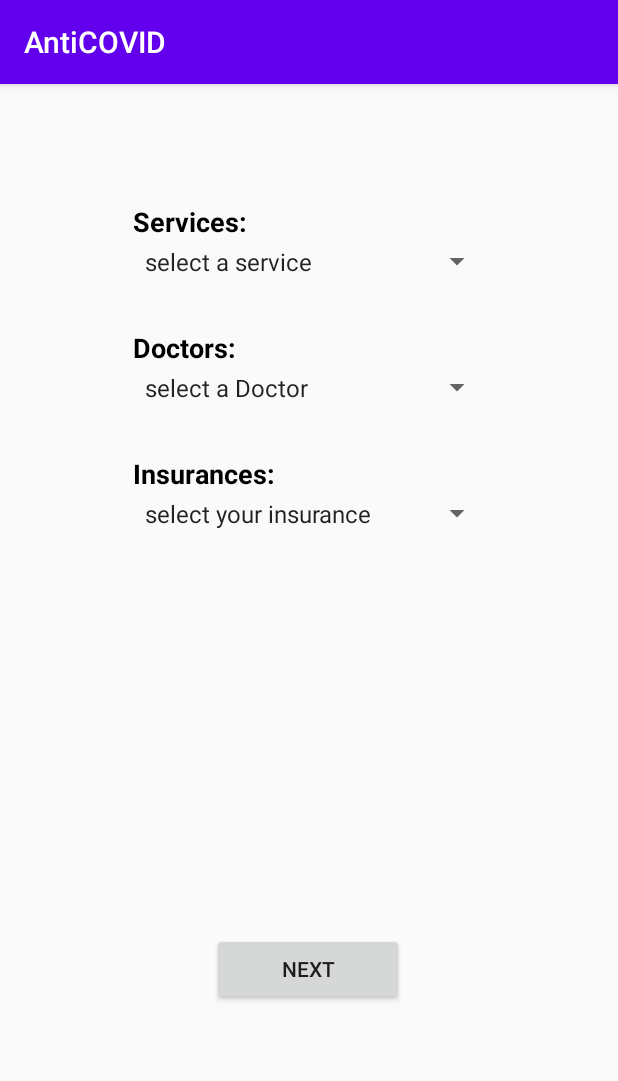
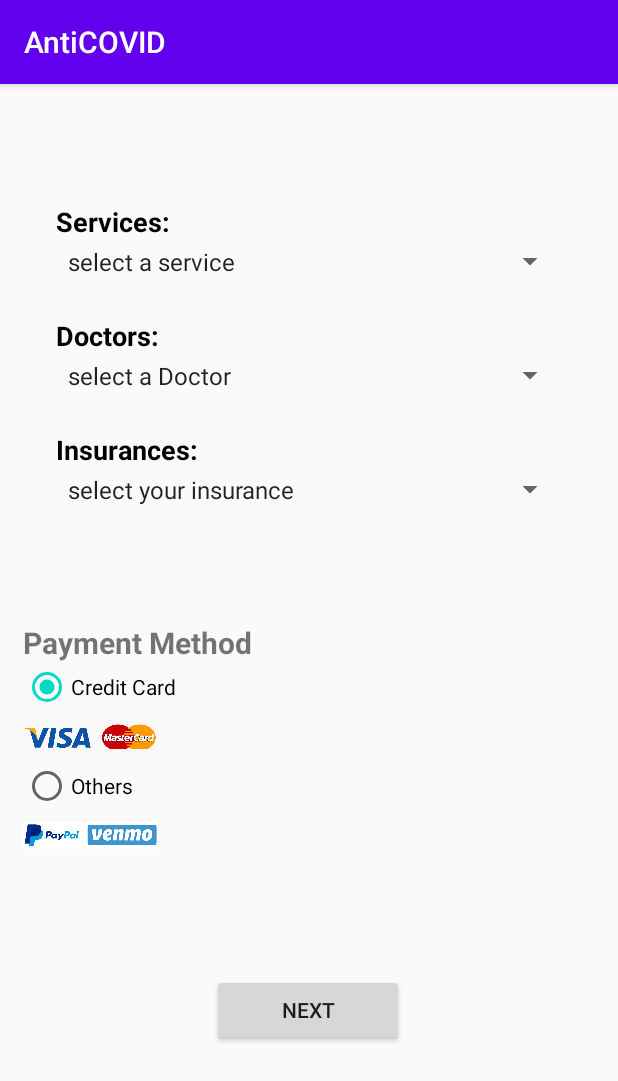
Before and after one commit to changer666666/Anti-COVID, an Android app: the screen it shows after launch once a user with an empty profile is signed in (SecondActivity), on a phone screen of 412 x 824 dp. Shown: the top 1081 px of the screen. Run offline under Robolectric (Android 15) with nearby library versions, the phone set to English and light mode, and no system bars; our stand-ins replace Firebase (no records; nobody signed in at launch, a user with empty details on screens opened directly).

Commit message:
move payment info to second activity

```diff
--- /dev/null
+++ b/android/app/src/main/res/drawable/back.xml
@@ -0,0 +1,5 @@
+<?xml version="1.0" encoding="utf-8"?>
+<shape xmlns:android="http://schemas.android.com/apk/res/android" android:shape="rectangle" >
+    <solid android:color="@android:color/white" />
+    <stroke android:width="1dip" android:color="#4fa5d5"/>
+</shape>
--- a/android/app/src/main/res/layout/second_activity.xml
+++ b/android/app/src/main/res/layout/second_activity.xml
@@ -17,11 +17,11 @@
         app:layout_constraintHorizontal_bias="0.498"
         app:layout_constraintStart_toStartOf="parent"
         app:layout_constraintTop_toTopOf="parent"
-        app:layout_constraintVertical_bias="0.786" />
+        app:layout_constraintVertical_bias="0.824" />
 
     <TextView
         android:id="@+id/textView2"
-        android:layout_width="240dp"
+        android:layout_width="340dp"
         android:layout_height="26dp"
         android:text="Services:"
         android:textColor="#000000"
@@ -36,34 +36,35 @@
 
     <TextView
         android:id="@+id/textView3"
-        android:layout_width="240dp"
+        android:layout_width="340dp"
         android:layout_height="26dp"
-        android:layout_marginTop="32dp"
+        android:layout_marginTop="24dp"
         android:text="Doctors:"
         android:textColor="#000000"
         android:textSize="18sp"
         android:textStyle="bold"
         app:layout_constraintEnd_toEndOf="@+id/spinner1"
+        app:layout_constraintHorizontal_bias="0.0"
         app:layout_constraintStart_toStartOf="@+id/spinner1"
         app:layout_constraintTop_toBottomOf="@+id/spinner1" />
 
     <TextView
         android:id="@+id/textView4"
-        android:layout_width="240dp"
+        android:layout_width="340dp"
         android:layout_height="26dp"
-        android:layout_marginTop="32dp"
+        android:layout_marginTop="24dp"
         android:text="Insurances:"
         android:textColor="#000000"
         android:textSize="18sp"
         android:textStyle="bold"
         app:layout_constraintEnd_toEndOf="@+id/spinner2"
-        app:layout_constraintHorizontal_bias="1.0"
+        app:layout_constraintHorizontal_bias="0.0"
         app:layout_constraintStart_toStartOf="@+id/spinner2"
         app:layout_constraintTop_toBottomOf="@+id/spinner2" />
 
     <Spinner
         android:id="@+id/spinner1"
-        android:layout_width="240dp"
+        android:layout_width="340dp"
         android:layout_height="26dp"
         app:layout_constraintEnd_toEndOf="@+id/textView2"
         app:layout_constraintStart_toStartOf="@+id/textView2"
@@ -71,7 +72,7 @@
 
     <Spinner
         android:id="@+id/spinner2"
-        android:layout_width="240dp"
+        android:layout_width="340dp"
         android:layout_height="26dp"
         app:layout_constraintEnd_toEndOf="@+id/textView3"
         app:layout_constraintStart_toStartOf="@+id/textView3"
@@ -79,9 +80,49 @@
 
     <Spinner
         android:id="@+id/spinner3"
-        android:layout_width="240dp"
+        android:layout_width="340dp"
         android:layout_height="26dp"
         app:layout_constraintEnd_toEndOf="@+id/textView4"
         app:layout_constraintStart_toStartOf="@+id/textView4"
         app:layout_constraintTop_toBottomOf="@+id/textView4" />
+
+    <RadioGroup
+        android:id="@+id/radio_group"
+        android:layout_width="match_parent"
+        android:layout_height="wrap_content"
+        android:padding="15dp"
+        app:layout_constraintBottom_toTopOf="@+id/button3"
+        app:layout_constraintTop_toBottomOf="@+id/spinner3"
+        tools:layout_editor_absoluteX="0dp">
+
+        <TextView
+            android:id="@+id/title"
+            android:layout_width="match_parent"
+            android:layout_height="wrap_content"
+            android:text="Payment Method"
+            android:textSize="20sp"
+            android:textStyle="bold" />
+
+        <RadioButton
+            android:id="@+id/buCredit"
+            android:layout_width="wrap_content"
+            android:layout_height="wrap_content"
+            android:text="Credit Card" />
+
+        <ImageView
+            android:layout_width="90dp"
+            android:layout_height="34dp"
+            android:src="@drawable/creditlogo" />
+
+        <RadioButton
+            android:id="@+id/buOthers"
+            android:layout_width="wrap_content"
+            android:layout_height="wrap_content"
+            android:text="Others" />
+
+        <ImageView
+            android:layout_width="90dp"
+            android:layout_height="34dp"
+            android:src="@drawable/paylogo" />
+    </RadioGroup>
 </androidx.constraintlayout.widget.ConstraintLayout>
--- a/android/app/src/main/res/values/strings.xml
+++ b/android/app/src/main/res/values/strings.xml
@@ -1,5 +1,6 @@
 <resources>
     <string name="app_name">AntiCOVID</string>
+    <string name="summary">Summary</string>
 
     <string-array name="service_option">
         <item>select a service</item>
```
Also changed, not shown: android/app/src/main/java/com/example/anticovid/SecondActivity.kt (+14 -4 lines), android/app/src/main/java/com/example/anticovid/ThirdActivity.kt (+1 -25 lines), android/app/src/main/res/layout/third_activity.xml (+38 -61 lines).
